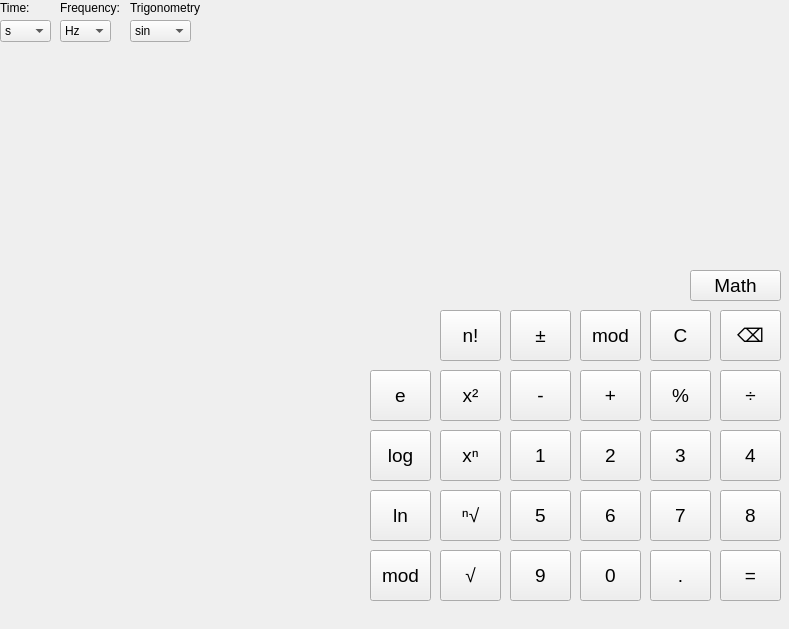
Before: the Qt Designer form mainwindow.ui in SemQ20/calc, drawn with Qt 5.
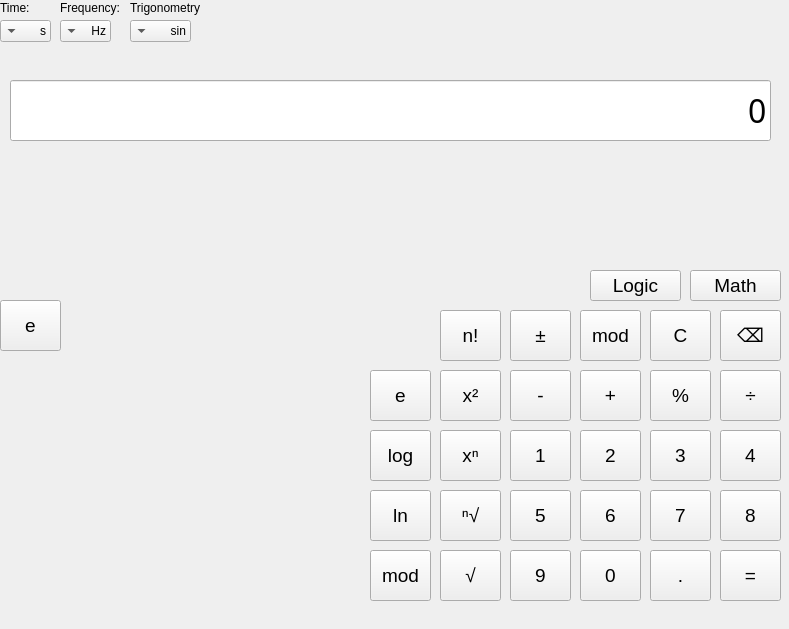
After: the same form once the commit is applied.

Commit message: update project add new form and set communication

```diff
--- a/mainwindow.ui
+++ b/mainwindow.ui
@@ -2,6 +2,9 @@
 <ui version="4.0">
  <class>MainWindow</class>
  <widget class="QMainWindow" name="MainWindow">
+  <property name="enabled">
+   <bool>true</bool>
+  </property>
   <property name="geometry">
    <rect>
     <x>0</x>
@@ -13,6 +16,9 @@
   <property name="windowTitle">
    <string>SimpleCalc</string>
   </property>
+  <property name="layoutDirection">
+   <enum>Qt::RightToLeft</enum>
+  </property>
   <widget class="QWidget" name="centralwidget">
    <widget class="QPushButton" name="pushButton">
     <property name="geometry">
@@ -665,7 +671,7 @@
      <string>n!</string>
     </property>
    </widget>
-   <widget class="QPushButton" name="pushButton_27">
+   <widget class="QPushButton" name="Math">
     <property name="geometry">
      <rect>
       <x>690</x>
@@ -683,6 +689,80 @@
      <string>Math</string>
     </property>
    </widget>
+   <widget class="QLineEdit" name="lineEdit">
+    <property name="geometry">
+     <rect>
+      <x>10</x>
+      <y>80</y>
+      <width>761</width>
+      <height>61</height>
+     </rect>
+    </property>
+    <property name="font">
+     <font>
+      <family>Source Code Pro Light</family>
+      <pointsize>24</pointsize>
+     </font>
+    </property>
+    <property name="layoutDirection">
+     <enum>Qt::LeftToRight</enum>
+    </property>
+    <property name="text">
+     <string>0</string>
+    </property>
+    <property name="alignment">
+     <set>Qt::AlignRight|Qt::AlignTrailing|Qt::AlignVCenter</set>
+    </property>
+   </widget>
+   <widget class="QPushButton" name="Logic">
+    <property name="geometry">
+     <rect>
+      <x>590</x>
+      <y>270</y>
+      <width>91</width>
+      <height>31</height>
+     </rect>
+    </property>
+    <property name="font">
+     <font>
+      <pointsize>14</pointsize>
+     </font>
+    </property>
+    <property name="text">
+     <string>Logic</string>
+    </property>
+   </widget>
+   <widget class="QWidget" name="widget" native="true">
+    <property name="enabled">
+     <bool>true</bool>
+    </property>
+    <property name="geometry">
+     <rect>
+      <x>0</x>
+      <y>300</y>
+      <width>321</width>
+      <height>301</height>
+     </rect>
+    </property>
+    <widget class="QPushButton" name="pushButton_27">
+     <property name="geometry">
+      <rect>
+       <x>0</x>
+       <y>0</y>
+       <width>61</width>
+       <height>51</height>
+      </rect>
+     </property>
+     <property name="font">
+      <font>
+       <pointsize>14</pointsize>
+      </font>
+     </property>
+     <property name="text">
+      <string>e</string>
+     </property>
+    </widget>
+   </widget>
   </widget>
   <widget class="QMenuBar" name="menubar">
    <property name="geometry">
```
The commit also changes 6 other files.
